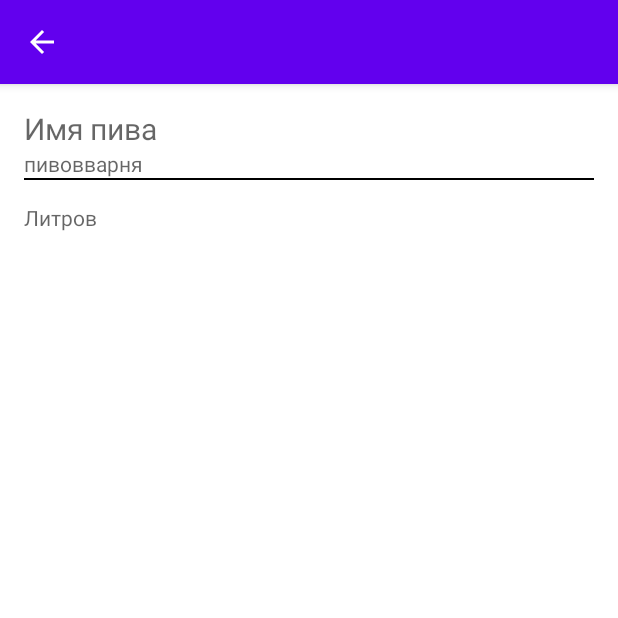
After one commit to AndreiGrek/FirstFireBase, an Android app: the BeerInfoActivity screen opened directly, with no data from a screen before it, on a phone screen of 412 x 824 dp, the top half of it. The commit adds this screen. Run offline under Robolectric (Android 15) with nearby library versions, the phone set to English and light mode, and no system bars.

Commit message:
Добавил Info Activity

```diff
--- /dev/null
+++ b/app/src/main/java/com/andrei/firstfirebase/BeerInfoActivity.kt
@@ -0,0 +1,28 @@
+package com.andrei.firstfirebase
+
+import androidx.appcompat.app.AppCompatActivity
+import android.os.Bundle
+import android.util.Log
+import android.widget.TextView
+
+class BeerInfoActivity : AppCompatActivity() {
+    override fun onCreate(savedInstanceState: Bundle?) {
+        super.onCreate(savedInstanceState)
+        setContentView(R.layout.activity_beer_info)
+
+        val beerName = intent.getStringExtra(CustomViewHolder.BEER_NAME_KEY)
+        val breweryName = intent.getStringExtra(CustomViewHolder.FREWERY_NAME_KEY)
+        val litres = intent.getStringExtra(CustomViewHolder.LITRE_KEY)
+
+        supportActionBar?.title = beerName
+        findViewById<TextView>(R.id.textView_beerName1).text = beerName
+        findViewById<TextView>(R.id.textView_breweryName1).text = breweryName
+        findViewById<TextView>(R.id.textView_litres1).text = litres
+
+//        textView_.text = name
+//        textView_premiere.text = premiere
+//        textView_description.text = description
+//        Picasso.with(this).load(link).error(R.drawable.ic_launcher_foreground).into(imageView_poster)
+//        setTitle()
+    }
+}
--- a/app/src/main/java/com/andrei/firstfirebase/BeerListActivity.kt
+++ b/app/src/main/java/com/andrei/firstfirebase/BeerListActivity.kt
@@ -7,7 +7,7 @@ import androidx.recyclerview.widget.LinearLayoutManager
 import androidx.recyclerview.widget.RecyclerView
 
 
-class BeerListActivity : AppCompatActivity(), PresentorView {
+class BeerListActivity : AppCompatActivity(), BeerListPresentorView {
 
     lateinit var beerListAdapter: BeerListAdapter
     lateinit var beerListPresentor: BeerListPresentor
@@ -22,7 +22,7 @@ class BeerListActivity : AppCompatActivity(), PresentorView {
         beerListPresentor.getFromDB()
     }
 
-    override fun showData(beerList: MutableList<Beer>) {
+     override fun showData(beerList: MutableList<Beer>) {
         beerListAdapter = BeerListAdapter(this, beerList)
         beerListAdapter.notifyDataSetChanged()
         findViewById<RecyclerView>(R.id.recyclerView_list).adapter = beerListAdapter
--- a/app/src/main/java/com/andrei/firstfirebase/PresentorView.kt
+++ b/app/src/main/java/com/andrei/firstfirebase/BeerListPresentorView.kt
@@ -1,5 +1,5 @@
 package com.andrei.firstfirebase
 
-interface PresentorView {
+interface BeerListPresentorView {
     fun showData(beerList: MutableList<Beer>)
 }
--- /dev/null
+++ b/app/src/main/res/layout/activity_beer_info.xml
@@ -0,0 +1,68 @@
+<?xml version="1.0" encoding="utf-8"?>
+<androidx.constraintlayout.widget.ConstraintLayout xmlns:android="http://schemas.android.com/apk/res/android"
+    xmlns:app="http://schemas.android.com/apk/res-auto"
+    xmlns:tools="http://schemas.android.com/tools"
+    android:layout_width="match_parent"
+    android:layout_height="match_parent"
+    android:padding="16dp"
+    tools:context=".BeerInfoActivity">
+
+    <androidx.core.widget.NestedScrollView
+        android:layout_width="match_parent"
+        android:layout_height="match_parent">
+
+        <androidx.constraintlayout.widget.ConstraintLayout
+            android:layout_width="match_parent"
+            android:layout_height="match_parent">
+
+            <TextView
+                android:id="@+id/textView_beerName1"
+                android:layout_width="wrap_content"
+                android:layout_height="wrap_content"
+                android:textColor="@android:color/black"
+                android:textSize="20dp"
+                android:hint="Имя пива"
+                app:layout_constraintStart_toStartOf="parent"
+                app:layout_constraintTop_toTopOf="parent" />
+
+
+            <TextView
+                android:id="@+id/textView_breweryName1"
+                android:layout_width="wrap_content"
+                android:layout_height="wrap_content"
+                android:textColor="@color/black"
+                android:hint="пивовварня"
+                app:layout_constraintStart_toStartOf="parent"
+                app:layout_constraintTop_toBottomOf="@+id/textView_beerName1" />
+
+            <ImageView
+                android:id="@+id/line"
+                android:layout_width="match_parent"
+                android:layout_height="1dp"
+                android:background="@color/black"
+                android:hint="литров"
+                app:layout_constraintStart_toStartOf="parent"
+                app:layout_constraintTop_toBottomOf="@+id/textView_breweryName1" />
+
+            <TextView
+                android:id="@+id/textView_litres1"
+                android:layout_width="wrap_content"
+                android:layout_height="wrap_content"
+                android:layout_marginTop="15dp"
+                android:textColor="@color/black"
+                android:hint="Литров"
+                app:layout_constraintStart_toStartOf="parent"
+                app:layout_constraintTop_toBottomOf="@+id/line" />
+
+            <ImageView
+                android:id="@+id/imageView_poster"
+                android:layout_width="wrap_content"
+                android:layout_height="wrap_content"
+                android:layout_marginTop="15dp"
+                app:layout_constraintEnd_toEndOf="parent"
+                app:layout_constraintStart_toStartOf="parent"
+                app:layout_constraintTop_toBottomOf="@+id/textView_litres1" />
+
+        </androidx.constraintlayout.widget.ConstraintLayout>
+    </androidx.core.widget.NestedScrollView>
+</androidx.constraintlayout.widget.ConstraintLayout>
--- a/app/src/main/res/layout/activity_main.xml
+++ b/app/src/main/res/layout/activity_main.xml
@@ -4,7 +4,7 @@
     xmlns:tools="http://schemas.android.com/tools"
     android:layout_width="match_parent"
     android:layout_height="match_parent"
-    tools:context=".MainActivity">
+    tools:context=".activities.main.MainActivity">
 
     <Button
         android:id="@+id/saveButton"
```
Also changed, not shown: app/src/main/AndroidManifest.xml (+19 -2 lines), app/src/main/java/com/andrei/firstfirebase/BeerListAdapter.kt (+13 -13 lines), app/src/main/java/com/andrei/firstfirebase/BeerListPresentor.kt (+5 -2 lines), app/src/main/java/com/andrei/firstfirebase/activities/main/MainActivity.kt (renamed from app/src/main/java/com/andrei/firstfirebase/MainActivity.kt, +7 -2 lines).
